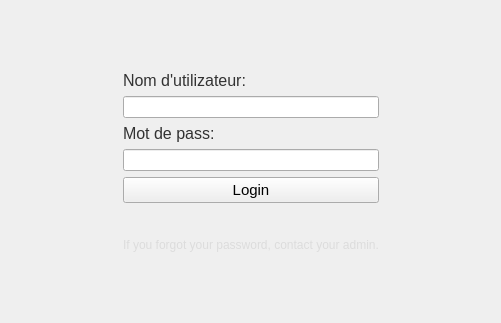
nerevarinee/Facturios-V2, file facturis/ui/login.ui: the form before one commit.
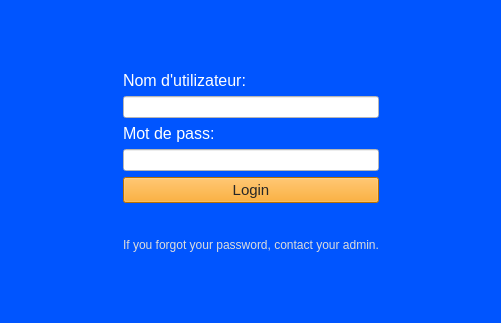
The form after the commit.

Patch:
```diff
--- a/facturis/ui/login.ui
+++ b/facturis/ui/login.ui
@@ -14,7 +14,7 @@
    <string>Form</string>
   </property>
   <property name="styleSheet">
-   <string notr="true"/>
+   <string notr="true">background-color:rgb(0, 85, 255)</string>
   </property>
   <layout class="QHBoxLayout" name="horizontalLayout">
    <item>
@@ -57,7 +57,7 @@
           </font>
          </property>
          <property name="styleSheet">
-          <string notr="true">color:rgb(50, 50, 50);font-size:12pt</string>
+          <string notr="true">color:white;font-size:12pt</string>
          </property>
          <property name="text">
           <string>Nom d'utilizateur:</string>
@@ -70,7 +70,7 @@
        <item>
         <widget class="QLineEdit" name="user_field">
          <property name="styleSheet">
-          <string notr="true"/>
+          <string notr="true">background-color:rgb(255, 255, 255)</string>
          </property>
         </widget>
        </item>
@@ -84,7 +84,7 @@
           </font>
          </property>
          <property name="styleSheet">
-          <string notr="true">color:rgb(50, 50, 50);font-size:12pt</string>
+          <string notr="true">color:white;font-size:12pt</string>
          </property>
          <property name="text">
           <string>Mot de pass:</string>
@@ -97,7 +97,7 @@
        <item>
         <widget class="QLineEdit" name="password_field">
          <property name="styleSheet">
-          <string notr="true"/>
+          <string notr="true">background-color:rgb(255, 255, 255)</string>
          </property>
         </widget>
        </item>
@@ -111,7 +111,7 @@
           </font>
          </property>
          <property name="styleSheet">
-          <string notr="true"/>
+          <string notr="true">color:rgb(39, 39, 39); background-color:rgb(255, 155, 3);</string>
          </property>
          <property name="text">
           <string>Login</string>
```
